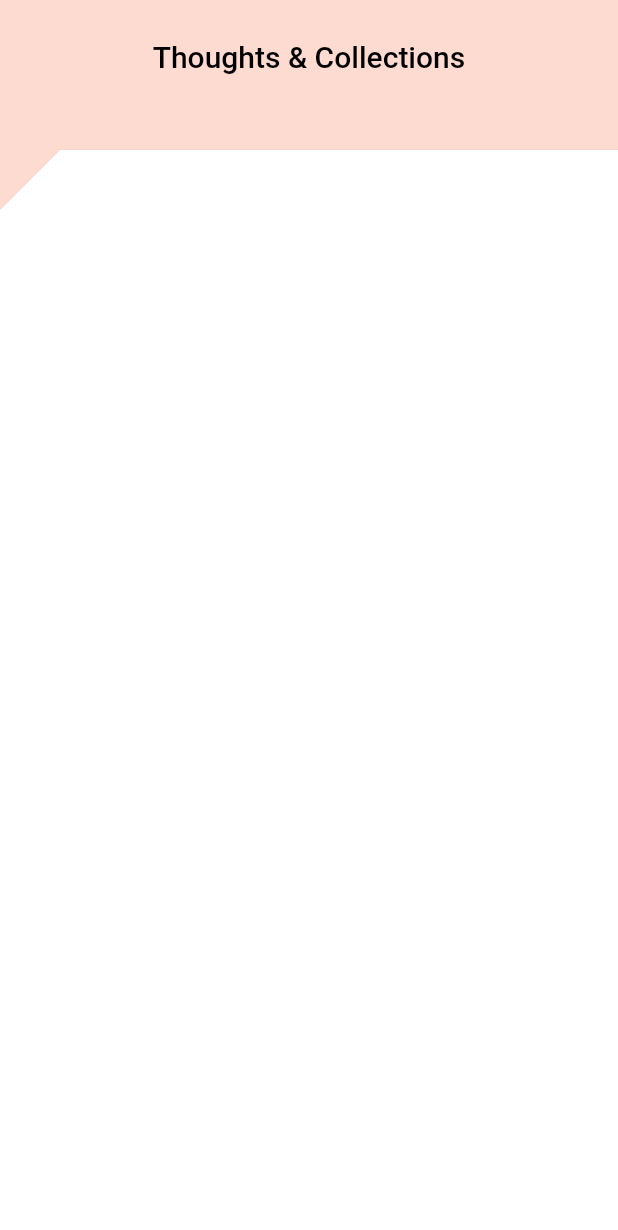
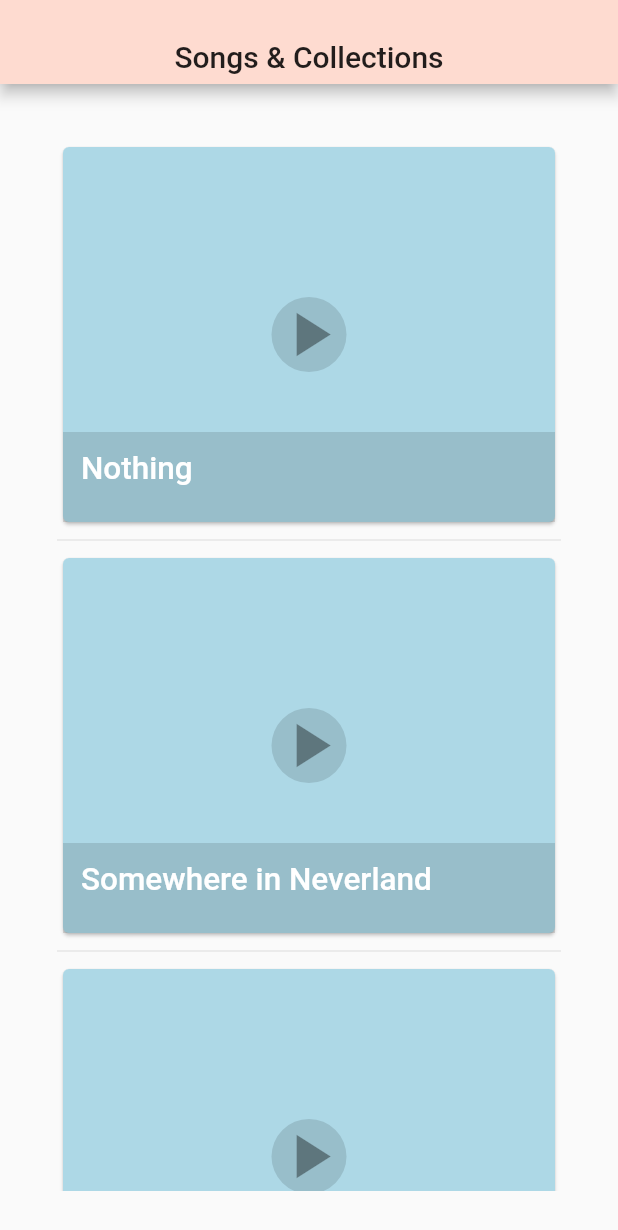
Before and after one commit to JosesGabriel/SongsAndCollections, a Flutter app: the screen it shows after launch, on a phone screen of 412 x 824 dp. Shown: the top 1230 px of the screen. Run offline on Flutter 3.47's test engine with Material 2 defaults, Android fonts, the phone set to English and light mode, and no system bars.

Commit message:
Updated design, added 'Play' button on SongCard

```diff
--- a/lib/main.dart
+++ b/lib/main.dart
@@ -1,23 +1,27 @@
 import 'package:flutter/material.dart';
+import 'package:flutter/services.dart';
+import './widgets/song_card.dart';
+import './models/song.dart';
 
 void main() => runApp(App());
 
-final appBarTitle = "Thoughts & Collections";
+final appBarTitle = "Songs & Collections";
+final List<Song> _songList = [
+  Song(id: 't1', title: 'Nothing'),
+  Song(id: 't2', title: 'Somewhere in Neverland'),
+  Song(id: 't3', title: 'Hung Up'),
+];
 
 class App extends StatelessWidget {
   @override
   Widget build(BuildContext context) {
+    SystemChrome.setSystemUIOverlayStyle(SystemUiOverlayStyle(
+      statusBarColor: Colors.transparent,
+    ));
     return MaterialApp(
       title: 'Collections',
       home: _HomePageState(),
-      theme: ThemeData(
-        primarySwatch: Colors.grey,
-        backgroundColor: Colors.white,
-        textTheme: Theme.of(context).textTheme.apply(
-              displayColor: Colors.white,
-              bodyColor: Colors.white,
-            ),
-      ),
+      theme: ThemeData(primarySwatch: Colors.grey),
     );
   }
 }
@@ -26,38 +30,33 @@ class _HomePageState extends StatelessWidget {
   @override
   Widget build(BuildContext context) {
     return Scaffold(
-      backgroundColor: Theme.of(context).backgroundColor,
+      appBar: AppBar(
+        title: Container(
+          margin: EdgeInsets.only(top: 20),
+          child: Text(
+            appBarTitle,
+          ),
+        ),
+        backgroundColor: Color.fromRGBO(254, 219, 208, 1),
+        centerTitle: true,
+      ),
       body: Stack(
         children: [
           Container(
-            child: AppBar(
-              title: Container(
-                margin: EdgeInsets.only(top: 20),
-                child: Text(appBarTitle, style: TextStyle(color: Colors.black)),
+            child: Padding(
+              padding: EdgeInsets.all(30),
+              child: ListView.separated(
+                padding: const EdgeInsets.all(8),
+                itemCount: _songList.length,
+                itemBuilder: (BuildContext context, int index) {
+                  return SongCard(_songList[index].title);
+                },
+                separatorBuilder: (BuildContext context, int index) =>
+                    const Divider(),
               ),
-              backgroundColor: Color.fromRGBO(254, 219, 208, 1),
-              centerTitle: true,
+              // Text("data", style: TextStyle(color: Colors.black)),
             ),
           ),
-          Container(
-              child: Card(
-            shape: BeveledRectangleBorder(
-                borderRadius: BorderRadius.only(topLeft: Radius.circular(40))),
-            margin: EdgeInsets.only(top: 100),
-            elevation: 1,
-            child: Padding(
-              padding: EdgeInsets.only(top: 38, bottom: 750),
-              child: ListTile(
-                leading: CircleAvatar(
-                  radius: 30,
-                  child: Padding(
-                    padding: EdgeInsets.all(6),
-                    child: Text('huh'),
-                  ),
-                ),
-              ),
-            ),
-          )),
         ],
       ),
     );
--- /dev/null
+++ b/lib/models/song.dart
@@ -0,0 +1,11 @@
+import 'package:flutter/foundation.dart';
+
+class Song {
+  final String id;
+  final String title;
+
+  Song({
+    @required this.id,
+    @required this.title,
+  });
+}
--- /dev/null
+++ b/lib/widgets/song_card.dart
@@ -0,0 +1,57 @@
+import 'package:flutter/material.dart';
+
+class SongCard extends StatelessWidget {
+  final String title;
+  final playButtonSize = 50.0;
+
+  SongCard(this.title);
+
+  @override
+  Widget build(BuildContext context) {
+    return Card(
+      color: Color(0xFFadd8e6),
+      child: SizedBox(
+        height: 250,
+        child: Stack(
+          alignment: Alignment.center,
+          children: [
+            // The song title banner slides off in the hero animation.
+            Positioned(
+              bottom: 0,
+              left: 0,
+              right: 0,
+              child: Container(
+                height: 60,
+                color: Colors.black12,
+                padding: EdgeInsets.all(12),
+                child: Text(
+                  title,
+                  style: TextStyle(
+                    fontSize: 21,
+                    fontWeight: FontWeight.w500,
+                    color: Colors.white,
+                  ),
+                ),
+              ),
+            ),
+            // The play button grows in the hero animation.
+            Padding(
+              padding: EdgeInsets.all(45),
+              child: Container(
+                height: playButtonSize,
+                width: playButtonSize,
+                decoration: BoxDecoration(
+                  shape: BoxShape.circle,
+                  color: Colors.black12,
+                ),
+                alignment: Alignment.center,
+                child: Icon(Icons.play_arrow,
+                    size: playButtonSize, color: Colors.black38),
+              ),
+            ),
+          ],
+        ),
+      ),
+    );
+  }
+}
```
Also changed, not shown: 1 other file.
